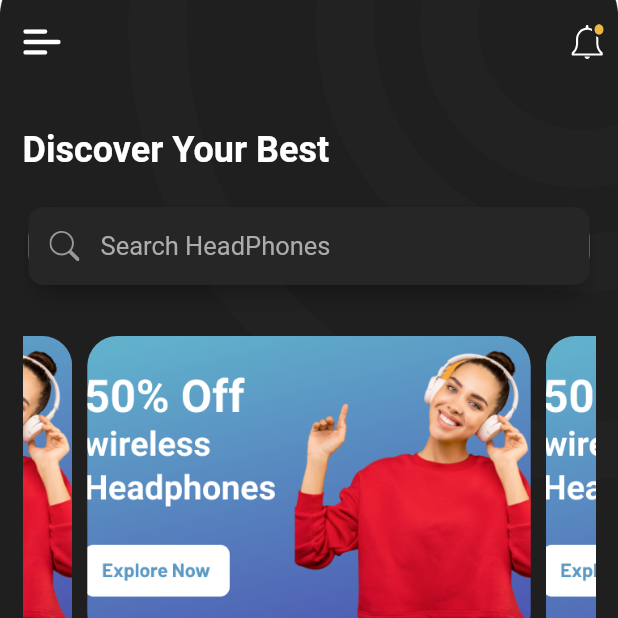
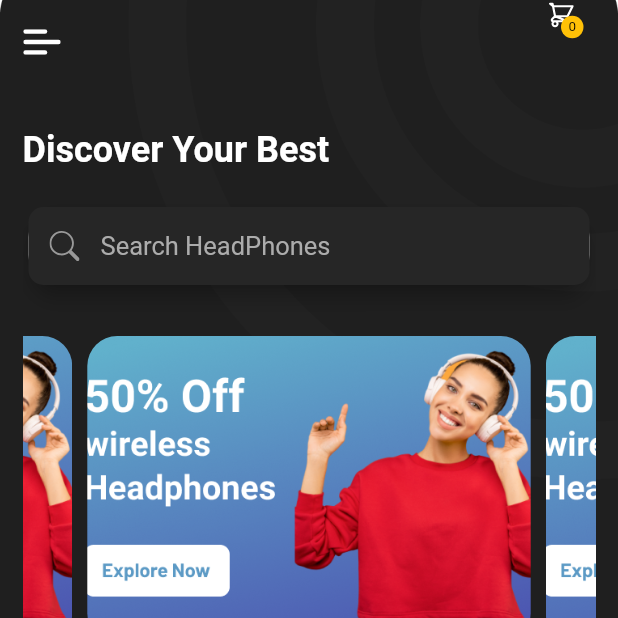
Before and after one commit to teezcode/headphone_shop, a Flutter app: the HomeScreen screen opened directly, on a phone screen of 412 x 824 dp, the top half of it. Run offline on Flutter 3.47's test engine with Material 2 defaults, Android fonts, the phone set to English and light mode, and no system bars; drawn by our look-alikes of carousel_slider, shimmer; our stand-ins replace flutter_bloc, flutter_svg; missing offline and left inert: slidable_button.

Commit message:
added cart icon in the app bar

```diff
--- a/lib/ui/screens/home_screen.dart
+++ b/lib/ui/screens/home_screen.dart
@@ -55,10 +55,46 @@ class _HomeScreenState extends State<HomeScreen> {
           leading:
               SvgPicture.asset("svgs/drawer_icon.svg", fit: BoxFit.scaleDown),
           actions: [
-            Padding(
-              padding: const EdgeInsets.only(right: 8.0),
-              child: SvgPicture.asset("svgs/notification_icon.svg",
-                  fit: BoxFit.scaleDown),
+            Container(
+              decoration: BoxDecoration(
+                  //color: const Color(0xffF0F0F0),
+                  borderRadius: BorderRadius.circular(10)
+              ),
+              width:50,
+              height: 70,
+              child: Stack(
+                children: [
+                  const SizedBox(
+                    width: 35,
+                    height: 30,
+                    //color: Colors.yellow,
+                  ),
+                  SvgPicture.asset(
+                    'svgs/cart.svg',
+                    width: 25,
+                    height: 20,
+                  ),
+                  Positioned(
+                    left: 12,
+                    bottom: 25,
+                    child: Container(
+                      decoration: const BoxDecoration(
+                        shape: BoxShape.circle,
+                        color: Colors.amber,
+                      ),
+                      width: 15,
+                      height: 26,
+                      child: const Center(
+                        child: Text('0',
+                          style: TextStyle(
+                              color: Colors.black,
+                              fontSize: 9
+                          ),),
+                      ),
+                    ),
+                  ),
+                ],
+              ),
             ),
           ],
         ),
```
Also changed, not shown: svgs/noti.svg (added).
